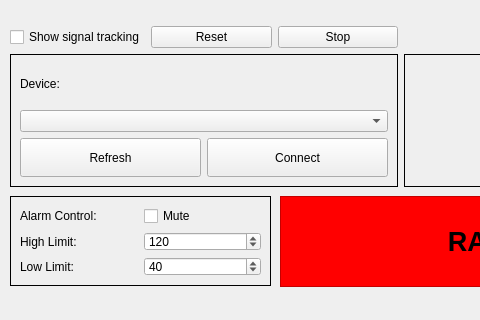
HTM-Workshop/ECG-Viewer, file ecg_viewer_window.ui: the form before one commit; both pictures show x 0 to 480 and y 414 to 734 of the 800 by 734 pixel window.
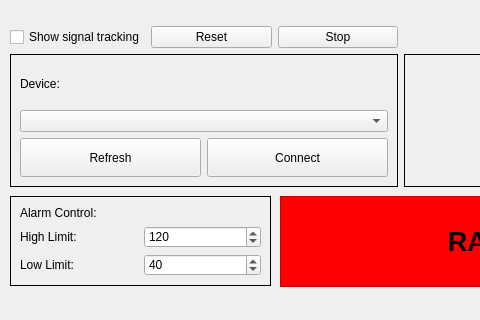
The form after the commit. Icons and pictures are not drawn. Custom widgets are drawn as their Qt base class.

Commit message:
Removed mute, sound functions
Playing audio at the same time as doing the HR detection is
causing issues.

What changed in the file:
```diff
--- a/ecg_viewer_window.ui
+++ b/ecg_viewer_window.ui
@@ -210,13 +210,6 @@
        </property>
       </widget>
      </item>
-     <item row="0" column="1">
-      <widget class="QCheckBox" name="alarm_mute">
-       <property name="text">
-        <string>Mute</string>
-       </property>
-      </widget>
-     </item>
      <item row="2" column="0">
       <widget class="QLabel" name="label_5">
        <property name="text">
```
The commit also changes 2 other files.
